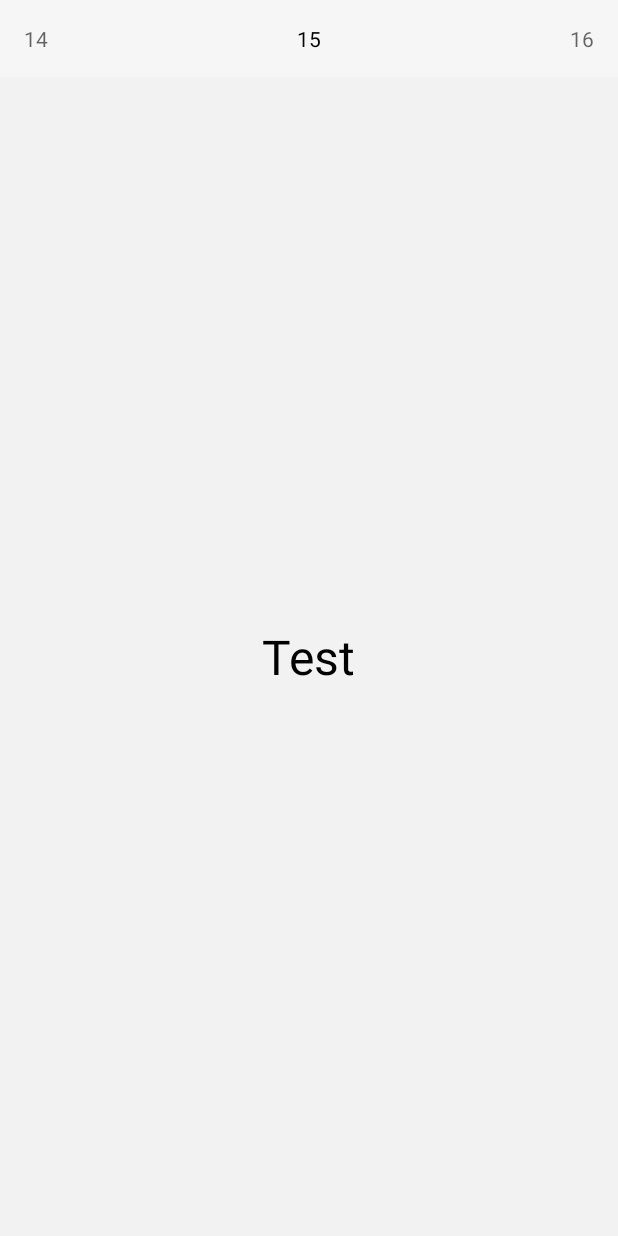
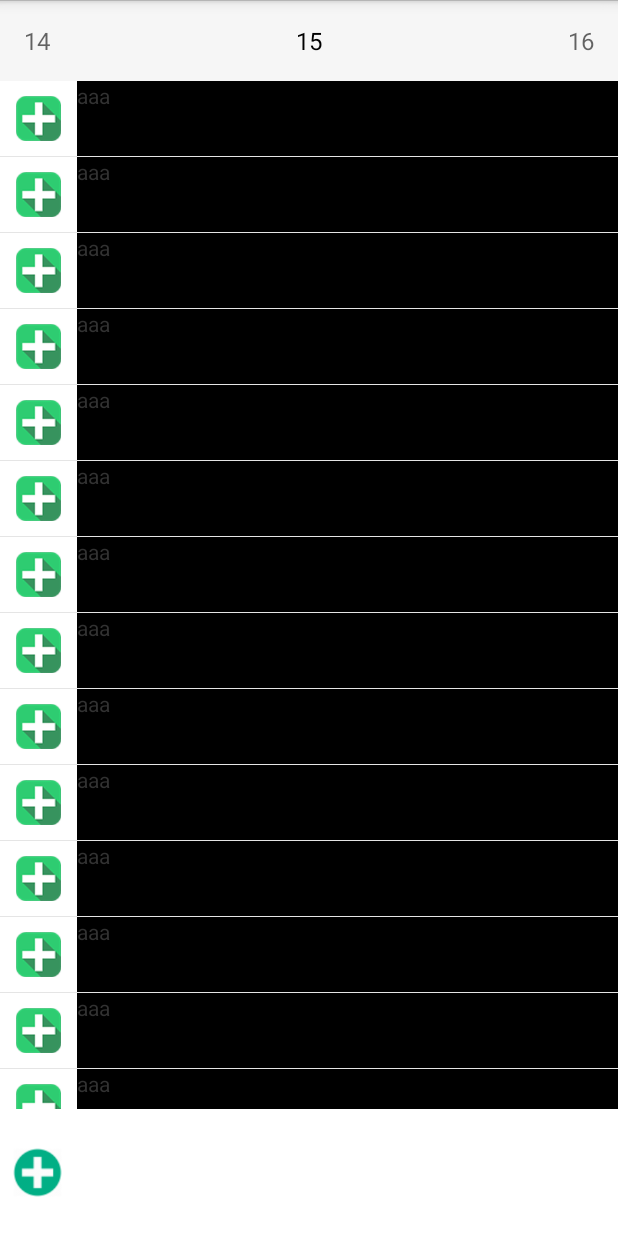
Before and after one commit to farmstyle1/plan-me, an Android app: the screen it shows after launch (MainActivity), on a phone screen of 412 x 824 dp. Before the commit the screen is almost empty. Run offline under Robolectric (Android 15) with nearby library versions, the phone set to English and light mode, and no system bars.

Commit message:
ListViewActivityAdapter

```diff
--- /dev/null
+++ b/app/src/main/java/com/pinbook/planme/Adapter/ListActivityAdapter.java
@@ -0,0 +1,76 @@
+package com.pinbook.planme.Adapter;
+
+import android.content.Context;
+import android.view.LayoutInflater;
+import android.view.View;
+import android.view.ViewGroup;
+import android.widget.BaseAdapter;
+import android.widget.ImageView;
+import android.widget.TextView;
+
+import com.pinbook.planme.Model.ListActivityModel;
+import com.pinbook.planme.R;
+
+import java.util.ArrayList;
+
+/**
+ * Created by Miki on 11/15/2015.
+ */
+public class ListActivityAdapter extends BaseAdapter {
+    Context context;
+    ArrayList<ListActivityModel> listActivityModel;
+
+
+    public ListActivityAdapter(Context context, ArrayList<ListActivityModel> listActivityModel) {
+        this.context = context;
+        this.listActivityModel = listActivityModel;
+    }
+
+    @Override
+    public int getCount() {
+        return listActivityModel.size();
+    }
+
+    @Override
+    public Object getItem(int position) {
+        return listActivityModel.get(position);
+    }
+
+    @Override
+    public long getItemId(int position) {
+        return 0;
+    }
+
+    private class ViewHolder{
+        ImageView imageStatus;
+        TextView txtActivity;
+
+
+    }
+
+    @Override
+    public View getView(int position, View convertView, ViewGroup parent) {
+        ViewHolder holder;
+        LayoutInflater inflater = (LayoutInflater)context.getSystemService(Context.LAYOUT_INFLATER_SERVICE);
+        if( convertView == null){
+
+            convertView = inflater.inflate(R.layout.adapter_list_activity,null);
+            holder = new ViewHolder();
+
+            holder.imageStatus = (ImageView)convertView.findViewById(R.id.imageStatus);
+            holder.txtActivity = (TextView)convertView.findViewById(R.id.txtActivity);
+
+            convertView.setTag(holder);
+
+
+
+        }else{
+            holder = (ViewHolder)convertView.getTag();
+        }
+        ListActivityModel b = listActivityModel.get(position);
+        holder.txtActivity.setText(b.getActivity());
+
+
+        return convertView;
+    }
+}
--- a/app/src/main/java/com/pinbook/planme/Fragment/FragmentDay.java
+++ b/app/src/main/java/com/pinbook/planme/Fragment/FragmentDay.java
@@ -3,17 +3,27 @@ package com.pinbook.planme.Fragment;
 import android.graphics.Color;
 import android.os.Bundle;
 import android.support.v4.app.Fragment;
+import android.util.Log;
 import android.view.LayoutInflater;
 import android.view.View;
 import android.view.ViewGroup;
+import android.widget.ImageView;
 import android.widget.LinearLayout;
+import android.widget.ListView;
 import android.widget.TextView;
 
 import com.pinbook.planme.Adapter.DayAdapter;
+import com.pinbook.planme.Adapter.ListActivityAdapter;
+import com.pinbook.planme.Model.ListActivityModel;
 import com.pinbook.planme.R;
+
+import java.util.ArrayList;
 
 
 public class FragmentDay extends Fragment {
+
+    ArrayList<ListActivityModel>  listActivityModel;
+    ListView listViewActivity;
 
 
     @Override
@@ -21,17 +31,37 @@ public class FragmentDay extends Fragment {
 
 
         int position = 0;
+        Bundle bundle = getArguments();
+        position = bundle.getInt(DayAdapter.ARGS_POSITION);
+
+        // Sample add varible to Model
+
+        listActivityModel = new ArrayList<ListActivityModel>();
+        for (int i=0;i<=30;i++){
+            ListActivityModel activityModel = new ListActivityModel("aaa",10,"15-11-2015","plus");
+            listActivityModel.add(activityModel);
+        }
 
 
 
 
-        Bundle bundle = getArguments();
-        position = bundle.getInt(DayAdapter.ARGS_POSITION);
+
+        ViewGroup rootView = (ViewGroup)inflater.inflate(R.layout.fragment_day,container,false);
+        LinearLayout linearLayout = (LinearLayout)rootView.findViewById(R.id.linear_layout);
+
+        ListActivityAdapter listActivityAdapter = new ListActivityAdapter(getContext(),listActivityModel);
+        listViewActivity = (ListView)rootView.findViewById(R.id.listViewActivity);
+        listViewActivity.setAdapter(listActivityAdapter);
+
+        ImageView addition = (ImageView)rootView.findViewById(R.id.addition);
+        addition.setOnClickListener(new View.OnClickListener() {
+            @Override
+            public void onClick(View v) {
+                Log.i("check","button");
+            }
+        });
 
 
-        ViewGroup rootView = (ViewGroup)inflater.inflate(R.layout.fragment_day,container,false);
-        TextView greeting = (TextView)rootView.findViewById(R.id.greeting);
-        LinearLayout linearLayout = (LinearLayout)rootView.findViewById(R.id.linear_layout);
 
 
 
--- /dev/null
+++ b/app/src/main/java/com/pinbook/planme/Model/ListActivityModel.java
@@ -0,0 +1,50 @@
+package com.pinbook.planme.Model;
+
+/**
+ * Created by Miki on 11/15/2015.
+ */
+public class ListActivityModel {
+    public String activity;
+    public int price;
+    public String date;
+    public String status;
+
+    public ListActivityModel(String activity, int price, String date,String status) {
+        this.activity = activity;
+        this.price = price;
+        this.date = date;
+        this.status = status;
+    }
+
+    public String getActivity() {
+        return activity;
+    }
+
+    public int getPrice() {
+        return price;
+    }
+
+    public String getDate() {
+        return date;
+    }
+
+    public void setActivity(String activity) {
+        this.activity = activity;
+    }
+
+    public void setPrice(int price) {
+        this.price = price;
+    }
+
+    public void setDate(String date) {
+        this.date = date;
+    }
+
+    public String getStatus() {
+        return status;
+    }
+
+    public void setStatus(String status) {
+        this.status = status;
+    }
+}
--- /dev/null
+++ b/app/src/main/res/layout/adapter_list_activity.xml
@@ -0,0 +1,20 @@
+<?xml version="1.0" encoding="utf-8"?>
+<LinearLayout xmlns:android="http://schemas.android.com/apk/res/android"
+    android:layout_width="match_parent" android:layout_height="match_parent">
+<ImageView
+    android:id="@+id/imageStatus"
+    android:layout_width="0dp"
+    android:layout_height="50dp"
+    android:layout_weight="1"
+    android:paddingBottom="10dp"
+    android:paddingTop="10dp"
+    android:src="@drawable/plus"/>
+    <TextView
+        android:id="@+id/txtActivity"
+        android:layout_width="0dp"
+        android:layout_height="50dp"
+        android:layout_weight="7"
+        android:background="#000"/>
+
+
+</LinearLayout>
--- a/app/src/main/res/layout/fragment_day.xml
+++ b/app/src/main/res/layout/fragment_day.xml
@@ -1,16 +1,23 @@
 <LinearLayout xmlns:android="http://schemas.android.com/apk/res/android"
     android:id="@+id/linear_layout"
     android:orientation="vertical"
-    android:gravity="center"
     android:layout_width="match_parent"
-    android:layout_height="match_parent">
+    android:layout_height="match_parent"
+    android:background="#fff">
 
-    <TextView
-        android:layout_width="wrap_content"
-        android:layout_height="wrap_content"
-        android:id="@+id/greeting"
-        android:textColor="#000"
-        android:text="Test"
-        android:textSize="32sp" />
+
+    <ListView
+        android:id="@+id/listViewActivity"
+        android:layout_width="fill_parent"
+        android:layout_height="0dp"
+        android:layout_weight="20"
+        android:layout_below="@+id/lisViewHead"></ListView>
+
+    <ImageView
+        android:id="@+id/addition"
+        android:layout_weight="1"
+        android:layout_width="50dp"
+        android:layout_height="50dp"
+        android:src="@drawable/add"/>
 
 </LinearLayout>
--- a/app/src/main/res/values/styles.xml
+++ b/app/src/main/res/values/styles.xml
@@ -1,7 +1,7 @@
 <resources>
 
     <!-- Base application theme. -->
-    <style name="AppTheme" parent="Theme.AppCompat.Light.DarkActionBar">
+    <style name="AppTheme" parent="android:Theme.Holo.Light.NoActionBar">
         <!-- Customize your theme here. -->
         <item name="colorPrimary">@color/colorPrimary</item>
         <item name="colorPrimaryDark">@color/colorPrimaryDark</item>
```
Also changed, not shown: app/src/main/java/com/pinbook/planme/Fragment/FragmentOne.java (deleted, +0 -21 lines), app/src/main/java/com/pinbook/planme/Fragment/FragmentTwo.java (deleted, +0 -19 lines), app/src/main/res/layout/fragment_one.xml (deleted, +0 -14 lines), app/src/main/res/layout/fragment_two.xml (deleted, +0 -14 lines), app/src/main/add-web.png (added), app/src/main/res/drawable/add.png (added), app/src/main/res/drawable/minus.png (added), app/src/main/res/drawable/plus.png (added), 35 other files.
